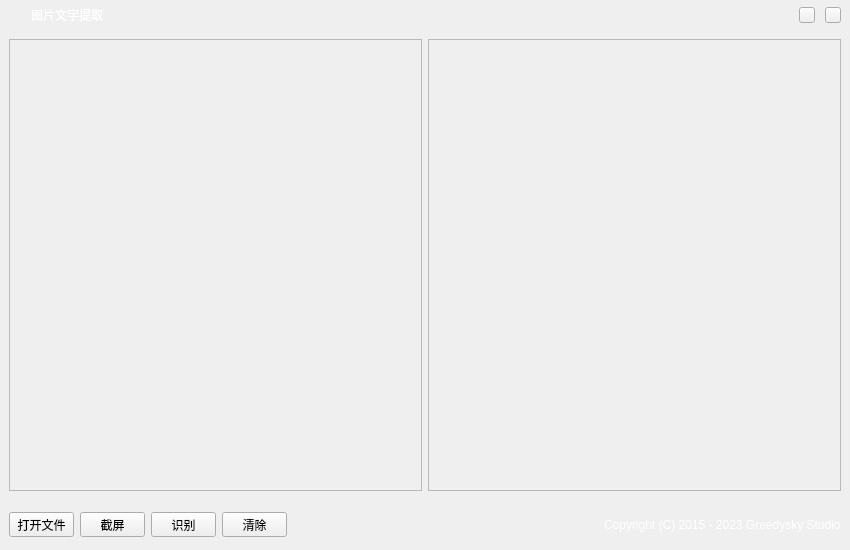
Above: TTKModule/TTKWidget/ocrUiKits/ocrapplication.ui from Greedysky/TTKOCR before the change. Below: the same form after it.
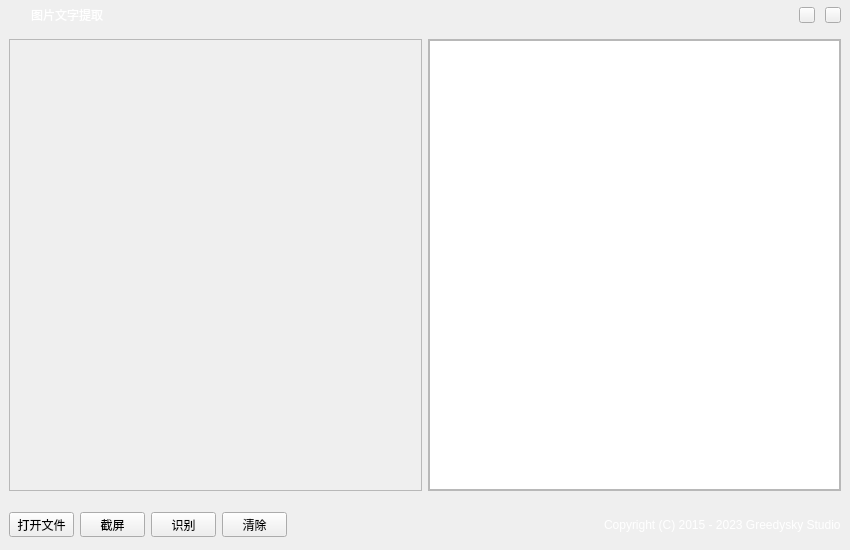
That is the form after the change. Icons and pictures are not drawn. Custom widgets are drawn as their Qt base class.

Commit message: feat: Support copy shortcut[753301]

```diff
--- a/TTKModule/TTKWidget/ocrUiKits/ocrapplication.ui
+++ b/TTKModule/TTKWidget/ocrUiKits/ocrapplication.ui
@@ -197,7 +197,7 @@
          <property name="widgetResizable">
           <bool>true</bool>
          </property>
-         <widget class="QLabel" name="textScrollAreaWidget">
+         <widget class="QPlainTextEdit" name="textScrollAreaWidget">
           <property name="geometry">
            <rect>
             <x>0</x>
```
The commit also changes 1 other file.
